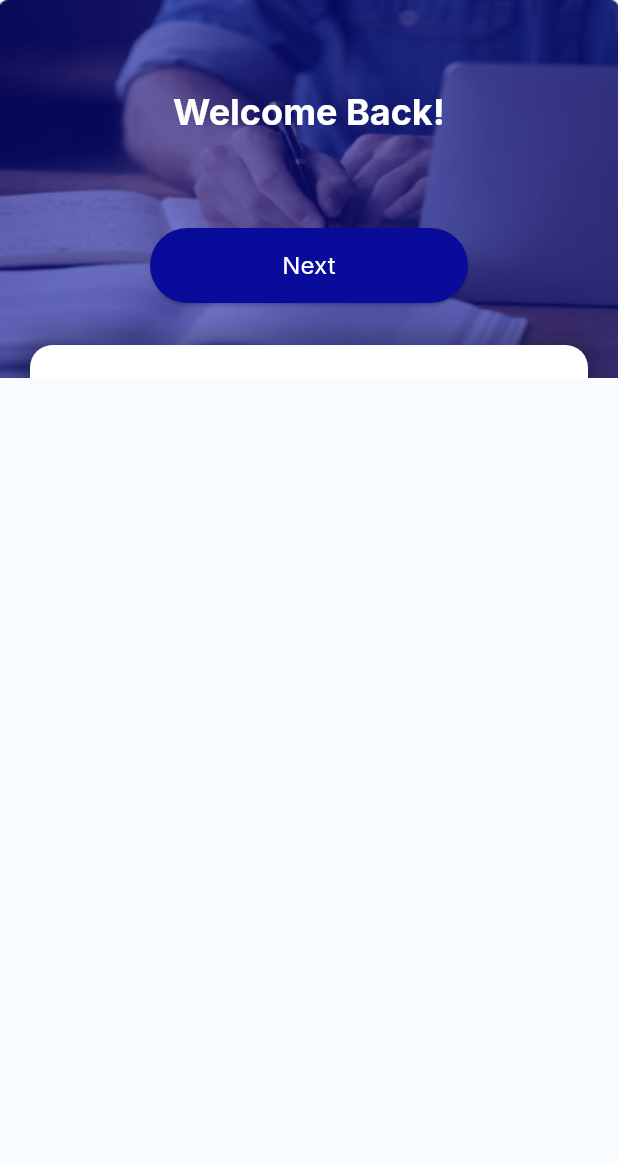
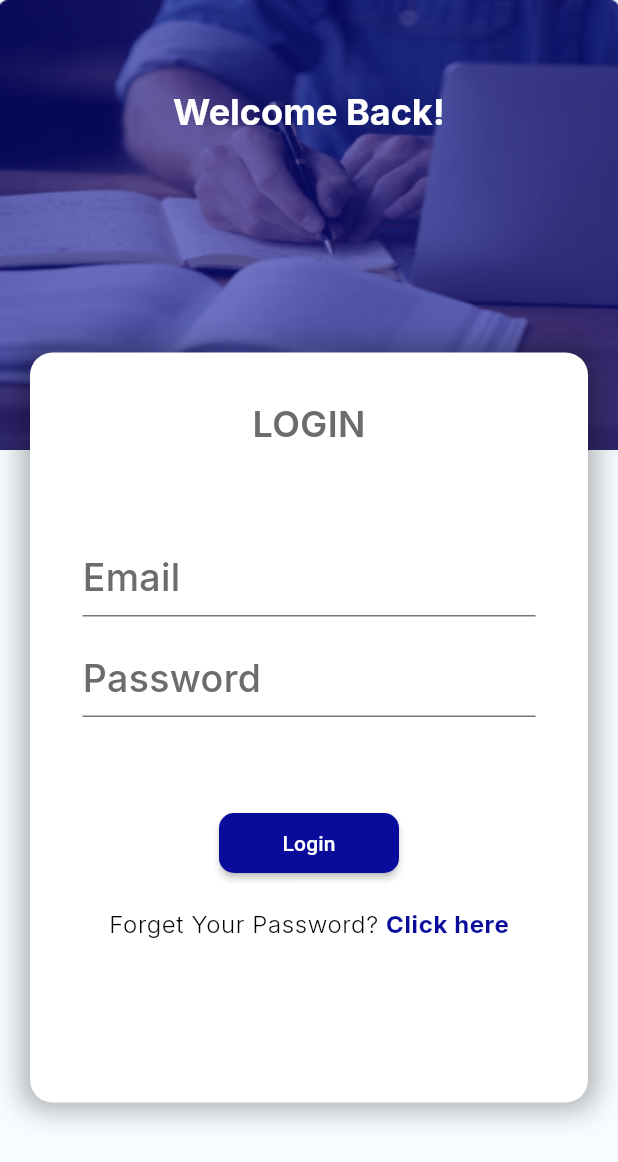
Before and after one commit to elaksher080/elaksher080-Golden_Gate-final_year_project-, a Flutter app: the LogIn screen opened directly, on a phone screen of 412 x 824 dp. Shown: the top 1162 px of the screen. Run offline on Flutter 3.47's test engine with Material 3 defaults, Android fonts, the light colour scheme and no system bars; our stand-ins replace bloc, flutter_bloc, google_fonts.

Commit message:
signupb1

```diff
--- a/lib/moduls/login/login.dart
+++ b/lib/moduls/login/login.dart
@@ -1,16 +1,22 @@
 import 'package:flutter/material.dart';
+import 'package:flutter_bloc/flutter_bloc.dart';
+import 'package:golden_gate/moduls/pages/home/home_view.dart';
+import 'package:golden_gate/moduls/register/auth_cubit/auth_cubit.dart';
+import 'package:golden_gate/moduls/register/auth_cubit/auth_states.dart';
 import 'package:google_fonts/google_fonts.dart';
-
-import '../pages/intersets.dart';
 
 class LogIn extends StatelessWidget {
   static const String routeName = "log_in";
+  final emailController = TextEditingController();
+  final passwordController = TextEditingController();
+  final formKey = GlobalKey<FormState>();
 
-  const LogIn({super.key});
+  LogIn({super.key});
 
   @override
   Widget build(BuildContext context) {
     var mediaQuery = MediaQuery.of(context).size;
+    var theme = Theme.of(context);
     return Scaffold(
       backgroundColor: Color(0xffF8FCFF),
       body: Stack(
@@ -48,12 +54,10 @@ class LogIn extends StatelessWidget {
           Positioned(
             top: 230,
             child: Container(
-              height: 380,
-              width: MediaQuery
-                  .of(context)
-                  .size
-                  .width - 40,
-              margin: EdgeInsets.symmetric(horizontal: 20),
+              height: 500,
+              width: MediaQuery.of(context).size.width - 40,
+              margin: EdgeInsets.symmetric(horizontal: 20, vertical: 5),
+              padding: EdgeInsets.symmetric(horizontal: 35),
               decoration: BoxDecoration(
                   color: Colors.white,
                   borderRadius: BorderRadius.circular(15),
@@ -64,105 +68,130 @@ class LogIn extends StatelessWidget {
                       spreadRadius: 5,
                     ),
                   ]),
-              child: Column(
+              child: Form(
+                  key: formKey,
+                  child: BlocConsumer<AuthCubit, AuthState>(
+                    listener: (context, state) {
+                      if (state is LoginSuccessState) {
+                        Navigator.pushReplacement(
+                            context,
+                            MaterialPageRoute(
+                                builder: (context) => HomeView()));
+                      }
+                      if (state is FailedToLoginState) {
+                        ScaffoldMessenger.of(context).showSnackBar(SnackBar(
+                          content: Container(
+                            alignment: Alignment.center,
+                            height: 50,
+                            child: Text(state.message),
+                          ),
+                        ));
+                      }
+                    },
+                    builder: (context, state) {
+                      return Column(
                         children: [
-                  Padding(
-                    padding: const EdgeInsets.symmetric(vertical: 20),
-                    child: Text(
+                          SizedBox(
+                            height: 30,
+                          ),
+                          Text(
                             "LOGIN",
-                      style: GoogleFonts.inter(
-                        fontSize: 30,
-                        fontWeight: FontWeight.bold,
+                            style: theme.textTheme.bodyMedium?.copyWith(
                               color: Color(0xff6C6C6C),
+                              fontWeight: FontWeight.w600,
                             ),
                           ),
+                          SizedBox(
+                            height: 60,
                           ),
-                  // Container(
-                  //   height: 2,
-                  //   width: 55,
-                  //   color: Color(0xff6C6C6C) .withOpacity(0.3),
-                  // ),
-                  Padding(
-                    padding: EdgeInsets.symmetric(horizontal: 30),
-                    child: Container(
-                      child: Column(
+                          TextFormField(
+                            controller: emailController,
+                            decoration: InputDecoration(
+                                hintText: "Email",
+                                hintStyle: theme.textTheme.bodyMedium?.copyWith(
+                                  color: Color(0xff6C6C6C),
+                                  fontWeight: FontWeight.w500,
+                                  fontSize: 25,
+                                )),
+                            validator: (input) {
+                              if (emailController.text.isNotEmpty) {
+                                return null;
+                              } else {
+                                return "Email must not be empty";
+                              }
+                            },
+                          ),
+                          SizedBox(
+                            height: 15,
+                          ),
+                          TextFormField(
+                            controller: passwordController,
+                            obscureText: true,
+                            decoration: InputDecoration(
+                                hintText: "Password",
+                                hintStyle: theme.textTheme.bodyMedium?.copyWith(
+                                  color: Color(0xff6C6C6C),
+                                  fontWeight: FontWeight.w500,
+                                  fontSize: 25,
+                                )),
+                            validator: (input) {
+                              if (passwordController.text.isNotEmpty) {
+                                return null;
+                              } else {
+                                return "password must not be empty";
+                              }
+                            },
+                          ),
+                          SizedBox(
+                            height: 60,
+                          ),
+                          MaterialButton(
+                            onPressed: () {
+                              //login
+                              if (formKey.currentState!.validate() == true) {
+                                BlocProvider.of<AuthCubit>(context).login(
+                                  email: emailController.text,
+                                  password: passwordController.text,
+                                );
+                              }
+                            },
+                            minWidth: 120,
+                            height: 40,
+                            shape: RoundedRectangleBorder(
+                                borderRadius: BorderRadius.circular(10)),
+                            color: theme.primaryColor,
+                            textColor: theme.colorScheme.onSecondary,
+                            child: Text(state is LoginLoadingState
+                                ? "Loading..."
+                                : "Login"),
+                          ),
+                          SizedBox(
+                            height: 20,
+                          ),
+                          RichText(
+                            text: TextSpan(
                               children: [
-                          TextField(
-                            decoration: InputDecoration(
-                              prefixIcon: Icon(
-                                Icons.mail_outline_rounded,
+                                TextSpan(
+                                  text: 'Forget Your Password? ',
+                                  style: theme.textTheme.bodySmall
+                                      ?.copyWith(fontWeight: FontWeight.w300),
                                 ),
-                              enabledBorder: OutlineInputBorder(
-                                borderSide: BorderSide(
-                                    color: Color(0xff8f8f8f)),
-                                borderRadius: BorderRadius.all(
-                                    Radius.circular(8)),
-                              ),
-                              ////////////////////////////////////////////////////
-                              focusedBorder: OutlineInputBorder(
-                                borderSide: BorderSide(
-                                    color: Color(0xff8f8f8f)),
-                                borderRadius: BorderRadius.all(
-                                    Radius.circular(8)),
-                              ),
-                              hintText: "E-Mail",
-
-                              ////////////////////////////////////////////////////
+                                TextSpan(
+                                  text: 'Click here',
+                                  style: theme.textTheme.bodySmall?.copyWith(
+                                    color: Color(0xff090c9b),
+                                    fontWeight: FontWeight.bold,
                                   ),
                                 ),
                               ],
                             ),
                           ),
-                  ),
                         ],
+                      );
+                    },
+                  )),
             ),
           ),
-          ),
-          /////////////////////////////////////////////////////////////
-          Container(
-            padding: EdgeInsets.symmetric(vertical: 50, horizontal: 100),
-            margin: EdgeInsets.only(top: 100, bottom: 0, left: 0, right: 0),
-            child: TextButton(
-              onPressed: () {},
-              style: TextButton.styleFrom(
-                padding: EdgeInsets.zero,
-              ),
-              child: Container(
-                padding: EdgeInsets.fromLTRB(0, 2, 0, 0),
-                height: 52,
-                child: ElevatedButton(
-                  style: ButtonStyle(
-                    backgroundColor:
-                        MaterialStatePropertyAll(Color(0xff090c9b)),
-                  ),
-                  onPressed: () {
-                    Navigator.push(
-                      context,
-                      MaterialPageRoute(builder: (context) => Intersets()),
-                    );
-                  },
-                  child: Container(
-                    // button1Dpz (I1:620;10:81)
-                    decoration: BoxDecoration(
-                      borderRadius: BorderRadius.circular(20),
-                    ),
-                    child: Center(
-                      child: Text(
-                        'Next',
-                        textAlign: TextAlign.center,
-                        style: GoogleFonts.inter(
-                          fontSize: 16,
-                          fontWeight: FontWeight.w400,
-                          color: Color(0xffffffff),
-                        ),
-                      ),
-                    ),
-                  ),
-                ),
-              ),
-            ),
-          ),
-          /////////////////////////////////////////////////////////////
         ],
 
       ),
--- a/lib/moduls/register/auth_cubit/auth_states.dart
+++ b/lib/moduls/register/auth_cubit/auth_states.dart
@@ -4,10 +4,20 @@ class AuthInitialState extends AuthState {}
 
 class RegisterLoadingState extends AuthState {}
 
-class RegisterFaildState extends AuthState {
+class RegisterSuccessState extends AuthState {}
+
+class FailedToRegisterState extends AuthState {
   String message;
 
-  RegisterFaildState({required this.message});
+  FailedToRegisterState({required this.message});
 }
 
-class SuccessToRegisterState extends AuthState {}
+class LoginLoadingState extends AuthState {}
+
+class LoginSuccessState extends AuthState {}
+
+class FailedToLoginState extends AuthState {
+  final String message;
+
+  FailedToLoginState({required this.message});
+}
```
Also changed, not shown: lib/main.dart (+8 -1 lines), lib/moduls/register/auth_cubit/auth_cubit.dart (+41 -8 lines), lib/moduls/register/sign_up.dart (+55 -64 lines). Lines whose indentation alone changed are shown as unchanged.
